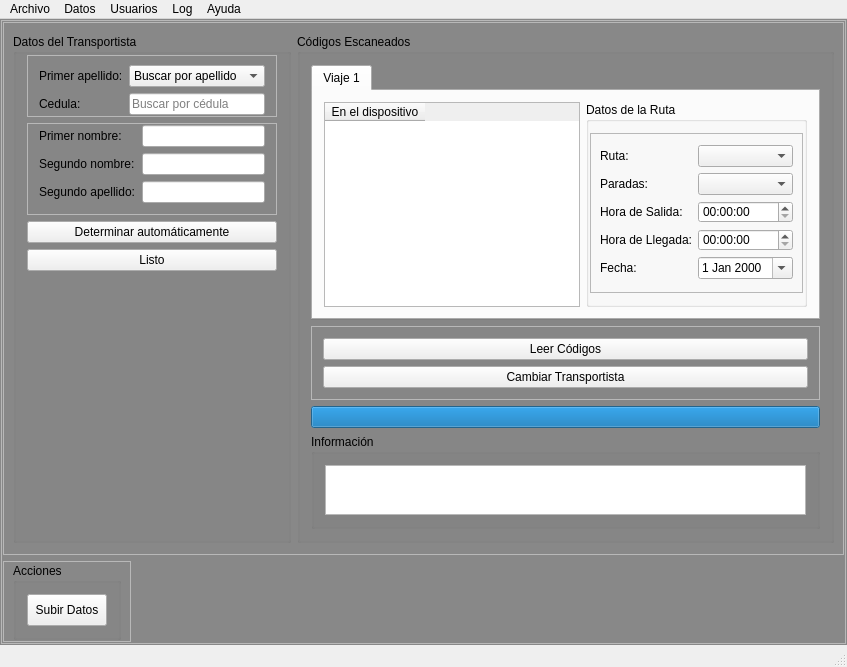
BlastDV/compusciens-ucv-transporte-harvester, file transporte_ucv_harvester/mainwindow.ui: the form before one commit.
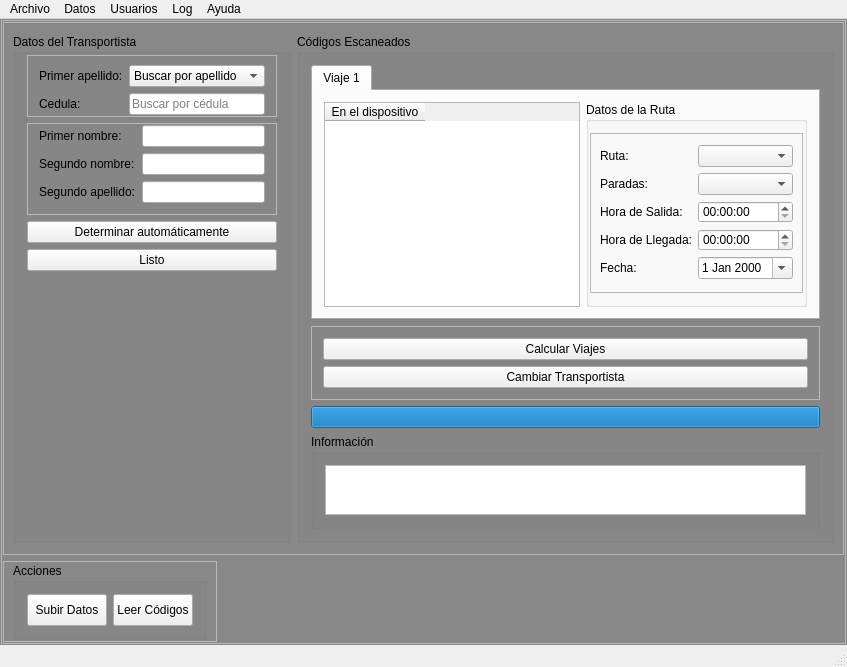
The form after the commit. Icons and pictures are not drawn.

Commit message: Cambios en el proceso de la ventana principal. Primero se leeran los codigos, despues la aplicacion se encargara de procesarlos. Ambas cosas en pasos distintos.

```diff
--- a/transporte_ucv_harvester/mainwindow.ui
+++ b/transporte_ucv_harvester/mainwindow.ui
@@ -418,7 +418,7 @@
                 <item>
                  <widget class="QPushButton" name="ReadCodesButton">
                   <property name="text">
-                   <string>Leer Códigos</string>
+                   <string>Calcular Viajes</string>
                   </property>
                  </widget>
                 </item>
@@ -553,6 +553,29 @@
                </property>
               </widget>
              </item>
+             <item>
+              <widget class="QPushButton" name="pushButton_2">
+               <property name="minimumSize">
+                <size>
+                 <width>32</width>
+                 <height>32</height>
+                </size>
+               </property>
+               <property name="text">
+                <string>Leer Códigos</string>
+               </property>
+               <property name="icon">
+                <iconset resource="icons.qrc">
+                 <normaloff>:/icons/generic_button.png</normaloff>:/icons/generic_button.png</iconset>
+               </property>
+               <property name="iconSize">
+                <size>
+                 <width>20</width>
+                 <height>20</height>
+                </size>
+               </property>
+              </widget>
+             </item>
             </layout>
            </widget>
           </item>
```
Left out of the diff: 2 changed lines with no effect on the pictures. The commit also changes 6 other files.
